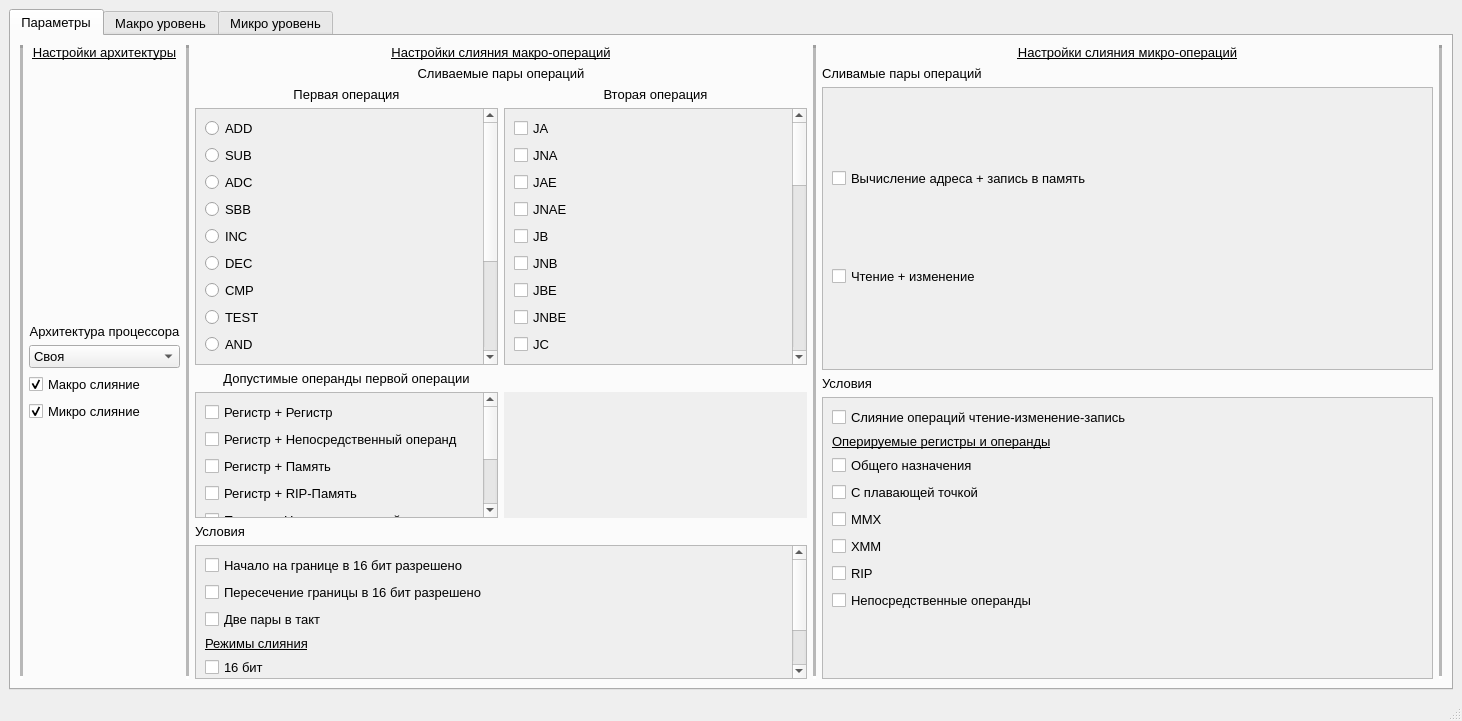
Before: the Qt Designer form mainwindow.ui in Nemilad/Fusion_Simulator, drawn with Qt 5.
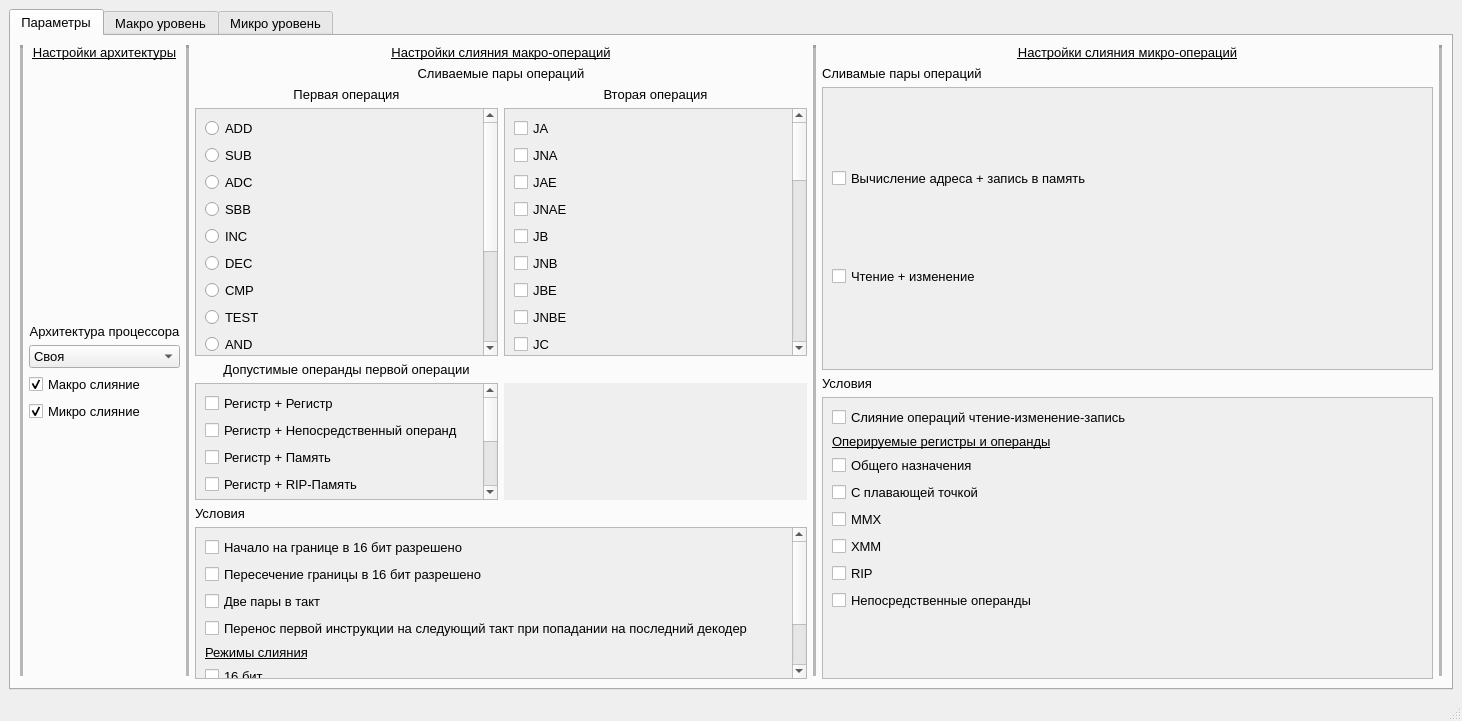
After: the same form once the commit is applied. The open tabs and pages were chosen to show the change.

Commit message: New macro setting & bug fix

The edit to the form file:
```diff
--- a/mainwindow.ui
+++ b/mainwindow.ui
@@ -310,7 +310,7 @@
                <property name="geometry">
                 <rect>
                  <x>0</x>
-                 <y>0</y>
+                 <y>-141</y>
                  <width>282</width>
                  <height>402</height>
                 </rect>
@@ -945,7 +945,7 @@
                <x>0</x>
                <y>0</y>
                <width>590</width>
-               <height>196</height>
+               <height>222</height>
               </rect>
              </property>
              <layout class="QVBoxLayout" name="verticalLayout_11">
@@ -975,6 +975,13 @@
                 </property>
                </widget>
               </item>
+              <item>
+               <widget class="QCheckBox" name="checkBox_Transfer">
+                <property name="text">
+                 <string>Перенос первой инструкции на следующий такт при попадании на последний декодер</string>
+                </property>
+               </widget>
+              </item>
               <item>
                <widget class="QLabel" name="label_macro_mode">
                 <property name="font">
```
Left out of the diff: 2 changed lines with no effect on the pictures. The commit also changes 2 other files.
